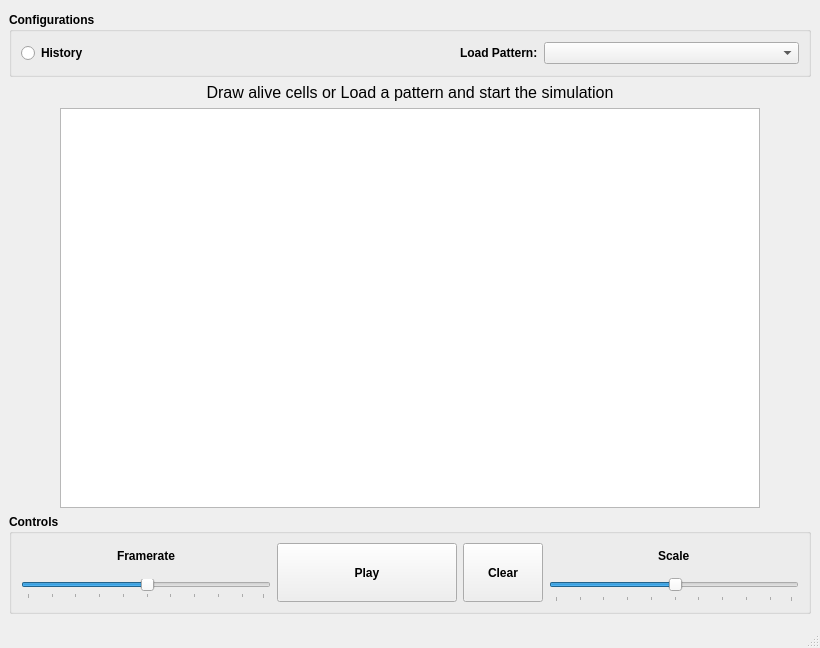
First picture: the form in view/GUI.ui, repository GiovanniBurbi/GameOfLife, before the edit.
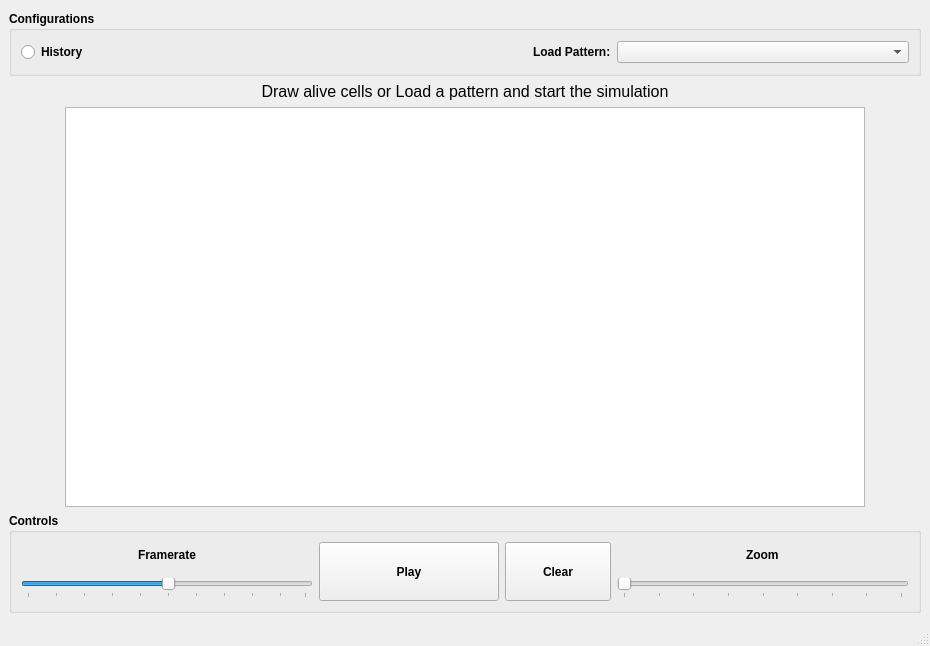
Second picture: the form after the edit.

Commit message: Fixed zoom slider range of values

Patch:
```diff
--- a/view/GUI.ui
+++ b/view/GUI.ui
@@ -9,8 +9,8 @@
             <rect>
                 <x>0</x>
                 <y>0</y>
-                <width>820</width>
-                <height>648</height>
+                <width>930</width>
+                <height>646</height>
             </rect>
         </property>
         <property name="sizePolicy">
@@ -21,14 +21,14 @@
         </property>
         <property name="minimumSize">
             <size>
-                <width>820</width>
-                <height>648</height>
+                <width>930</width>
+                <height>646</height>
             </size>
         </property>
         <property name="maximumSize">
             <size>
-                <width>820</width>
-                <height>648</height>
+                <width>930</width>
+                <height>646</height>
             </size>
         </property>
         <property name="font">
@@ -132,7 +132,7 @@
                                </property>
                                <property name="maximumSize">
                                    <size>
-                                       <width>700</width>
+                                          <width>800</width>
                                        <height>400</height>
                                    </size>
                                </property>
@@ -238,22 +238,41 @@
          </item>
          <item row="1" column="4">
           <layout class="QGridLayout" name="gridLayout_6">
-           <item row="1" column="0">
-            <widget class="QSlider" name="scaleSlider">
+                 <item row="1" column="0" alignment="Qt::AlignHCenter|Qt::AlignVCenter">
+                     <widget class="QLabel" name="zoomLabel">
+                         <property name="text">
+                             <string>Zoom</string>
+                         </property>
+                     </widget>
+                 </item>
+                 <item row="2" column="0" alignment="Qt::AlignVCenter">
+                     <widget class="QSlider" name="zoomSlider">
              <property name="sizePolicy">
               <sizepolicy hsizetype="Preferred" vsizetype="Preferred">
                <horstretch>0</horstretch>
                <verstretch>0</verstretch>
               </sizepolicy>
              </property>
+                         <property name="maximumSize">
+                             <size>
+                                 <width>16777215</width>
+                                 <height>20</height>
+                             </size>
+                         </property>
              <property name="minimum">
-              <number>1</number>
+                             <number>0</number>
              </property>
              <property name="maximum">
-              <number>100</number>
+                             <number>8</number>
+                         </property>
+                         <property name="singleStep">
+                             <number>1</number>
+                         </property>
+                         <property name="value">
+                             <number>0</number>
              </property>
              <property name="sliderPosition">
-              <number>51</number>
+                             <number>0</number>
              </property>
              <property name="orientation">
               <enum>Qt::Horizontal</enum>
@@ -261,12 +280,8 @@
              <property name="tickPosition">
               <enum>QSlider::TicksBelow</enum>
              </property>
-            </widget>
-           </item>
-           <item row="0" column="0" alignment="Qt::AlignHCenter|Qt::AlignVCenter">
-            <widget class="QLabel" name="scaleLabel">
-             <property name="text">
-              <string>Scale</string>
+                         <property name="tickInterval">
+                             <number>1</number>
              </property>
             </widget>
            </item>
```
Lines whose indentation alone changed are shown as unchanged. The commit also changes 1 other file.
